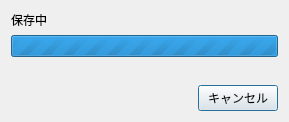
First picture: the form in progressdialog.ui, repository futr/MicomFSReader, before the edit.
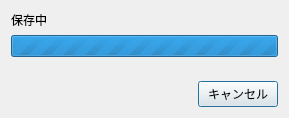
Second picture: the form after the edit.

```diff
--- a/progressdialog.ui
+++ b/progressdialog.ui
@@ -7,7 +7,7 @@
     <x>0</x>
     <y>0</y>
     <width>289</width>
-    <height>122</height>
+    <height>118</height>
    </rect>
   </property>
   <property name="windowTitle">
```
Left out of the diff: 8 changed lines with no effect on the pictures.
